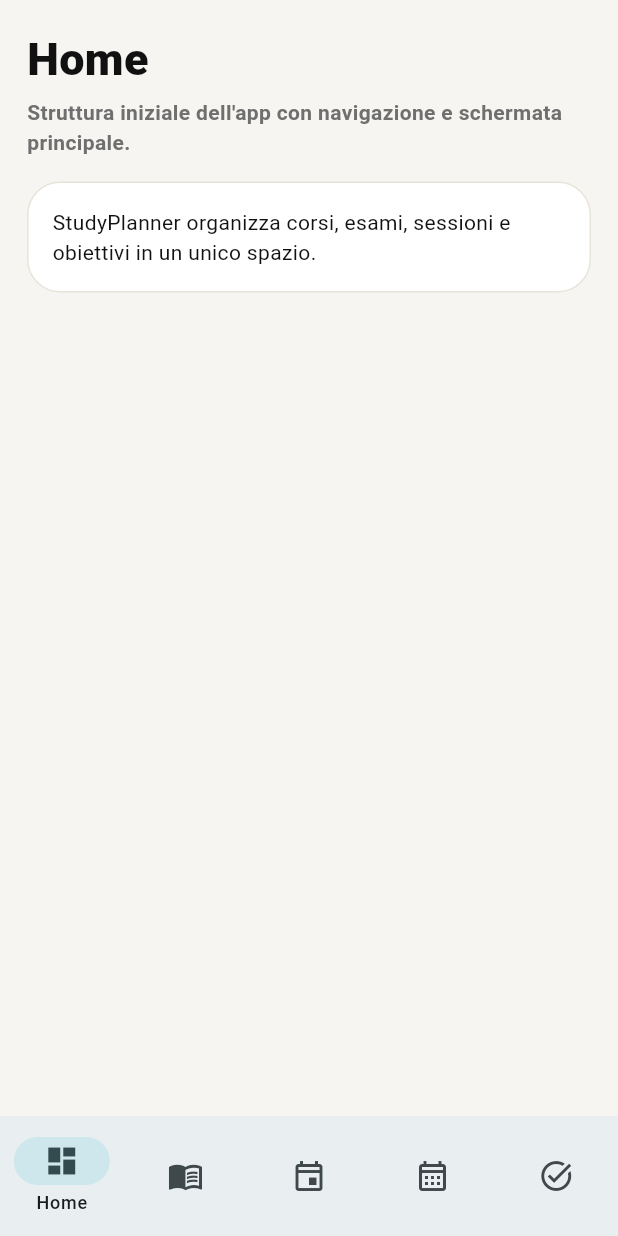
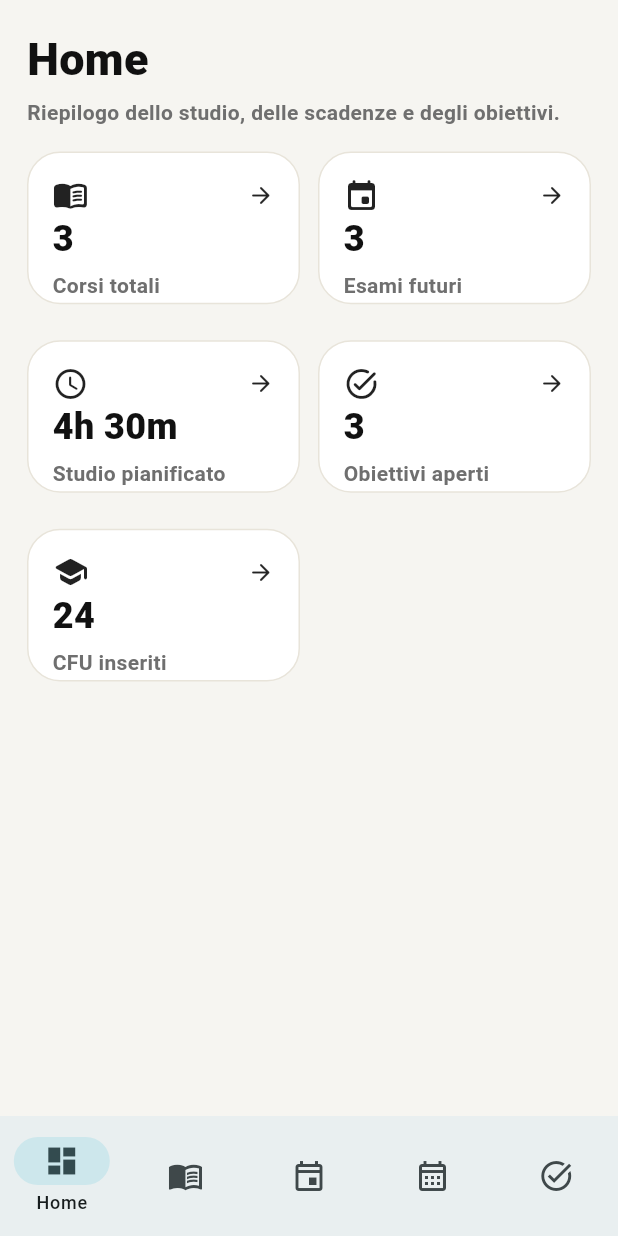
Before and after one commit to digregoriomario/StudyPlanner, a Flutter app: the screen it shows after launch, on a phone screen of 412 x 824 dp. Run offline on Flutter 3.47's test engine with Material 3 defaults, Android fonts, the phone set to English and light mode, and no system bars.

Commit message:
Aggiunta della Home con riepiloghi e statistiche principali.

```diff
--- a/study_planner_app/lib/main.dart
+++ b/study_planner_app/lib/main.dart
@@ -263,13 +263,60 @@ class HomeScreen extends StatelessWidget {
   Widget build(BuildContext context) {
     final store = StoreScope.of(context);
 
+    final cards = <Widget>[
+      StatCard(label: 'Corsi totali', value: '${store.courses.length}', icon: Icons.menu_book_rounded, onTap: () => onNavigate('Corsi')),
+      StatCard(label: 'Esami futuri', value: '${store.exams.length}', icon: Icons.event_rounded, onTap: () => onNavigate('Esami')),
+      StatCard(label: 'Studio pianificato', value: minutesLabel(store.sessions.fold<int>(0, (sum, session) => sum + session.minutes)), icon: Icons.schedule_rounded, onTap: () => onNavigate('Calendario')),
+      StatCard(label: 'Obiettivi aperti', value: '${store.tasks.where((task) => !task.completed).length}', icon: Icons.task_alt_rounded, onTap: () => onNavigate('Obiettivi')),
+      StatCard(label: 'CFU inseriti', value: '${store.courses.fold<int>(0, (sum, course) => sum + course.cfu)}', icon: Icons.school_rounded, onTap: () => onNavigate('Corsi')),
+    ];
+
     return PageFrame(
       title: 'Home',
-      subtitle: 'Struttura iniziale dell\'app con navigazione e schermata principale.',
+      subtitle: 'Riepilogo dello studio, delle scadenze e degli obiettivi.',
       child: ListView(
         children: [
-          const AppCard(child: Text('StudyPlanner organizza corsi, esami, sessioni e obiettivi in un unico spazio.')),
+
+            GridView.count(
+              crossAxisCount: 2,
+              shrinkWrap: true,
+              physics: const NeverScrollableScrollPhysics(),
+              mainAxisSpacing: 12,
+              crossAxisSpacing: 12,
+              childAspectRatio: 1.6,
+              children: cards,
+            ),
+
         ],
+      ),
+    );
+  }
+}
+
+class StatCard extends StatelessWidget {
+  final String label;
+  final String value;
+  final IconData icon;
+  final VoidCallback onTap;
+
+  const StatCard({super.key, required this.label, required this.value, required this.icon, required this.onTap});
+
+  @override
+  Widget build(BuildContext context) {
+    return InkWell(
+      borderRadius: BorderRadius.circular(22),
+      onTap: onTap,
+      child: AppCard(
+        child: Column(
+          crossAxisAlignment: CrossAxisAlignment.start,
+          children: [
+            Row(children: [Icon(icon), const Spacer(), const Icon(Icons.arrow_forward_rounded, size: 18)]),
+            const Spacer(),
+            Text(value, style: const TextStyle(fontSize: 24, fontWeight: FontWeight.w900)),
+            const SizedBox(height: 4),
+            Text(label, style: const TextStyle(color: AppStyle.muted, fontWeight: FontWeight.w700)),
+          ],
+        ),
       ),
     );
   }
```
